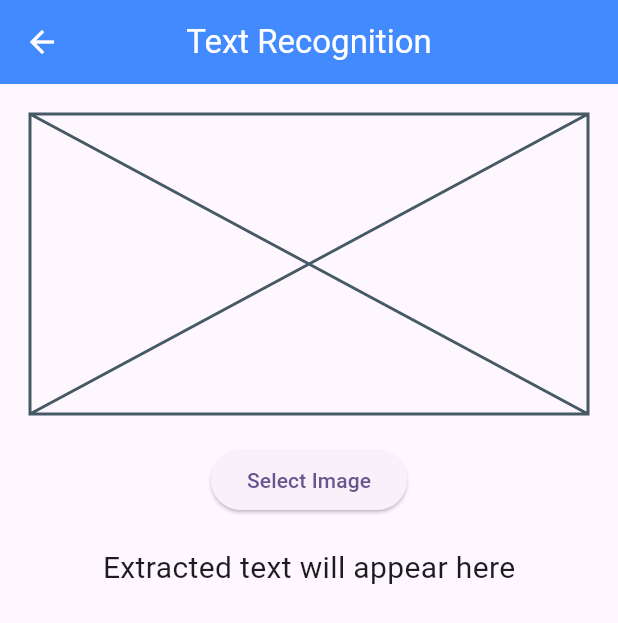
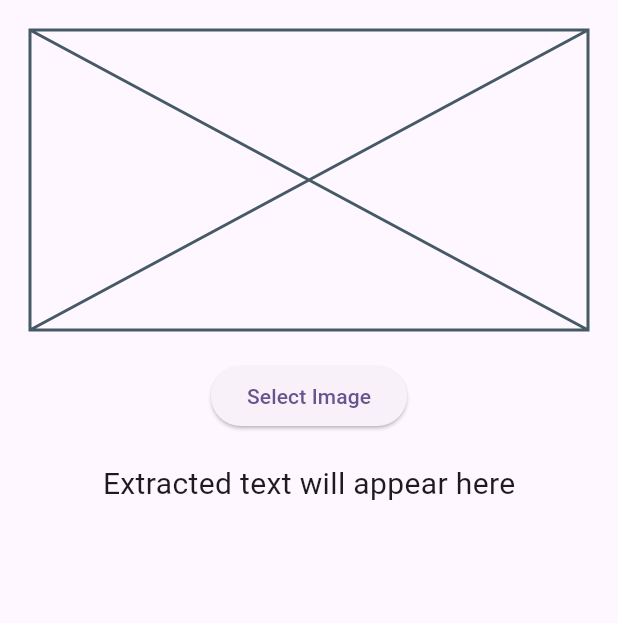
Before and after one commit to CodeWithIsmail/Personal-Health-Tracker, a Flutter app: the TextRecognitionPage screen opened directly, on a phone screen of 412 x 824 dp. Shown: the top 623 px of the screen. Run offline on Flutter 3.47's test engine with Material 3 defaults, Android fonts, the phone set to English and light mode, and no system bars; our stand-ins replace firebase_auth, firebase_core, fluttertoast, google_sign_in, image_cropper, image_picker; missing offline and left inert: flutter_facebook_auth; accounts and stored records are empty.

```diff
--- a/lib/TextExtractionFromBackend/textextraction.dart
+++ b/lib/TextExtractionFromBackend/textextraction.dart
@@ -83,12 +83,12 @@ class _TextRecognitionPageState extends State<TextRecognitionPage> {
   @override
   Widget build(BuildContext context) {
     return Scaffold(
-      appBar: AppBar(
-        title: Text('Text Recognition'),
-        centerTitle: true,
-        backgroundColor: Colors.blueAccent,
-        foregroundColor: Colors.white,
-      ),
+      // appBar: AppBar(
+      //   title: Text('Text Recognition'),
+      //   centerTitle: true,
+      //   backgroundColor: Colors.blueAccent,
+      //   foregroundColor: Colors.white,
+      // ),
       body: Padding(
         padding: EdgeInsets.all(20.0),
         child: SingleChildScrollView(
```
